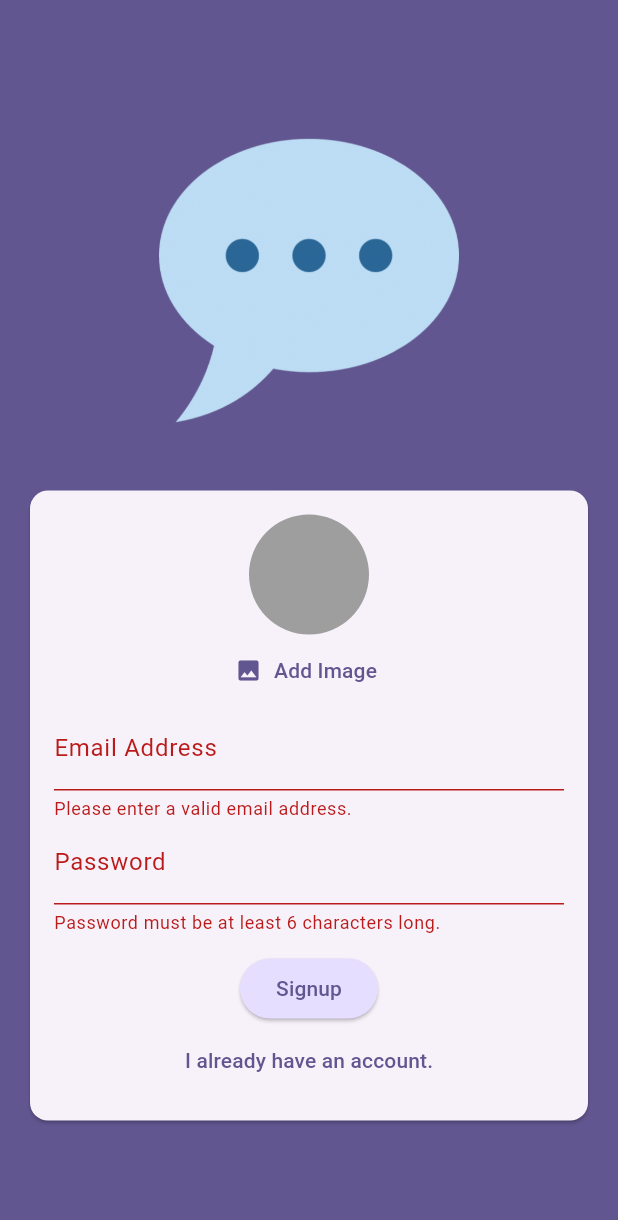
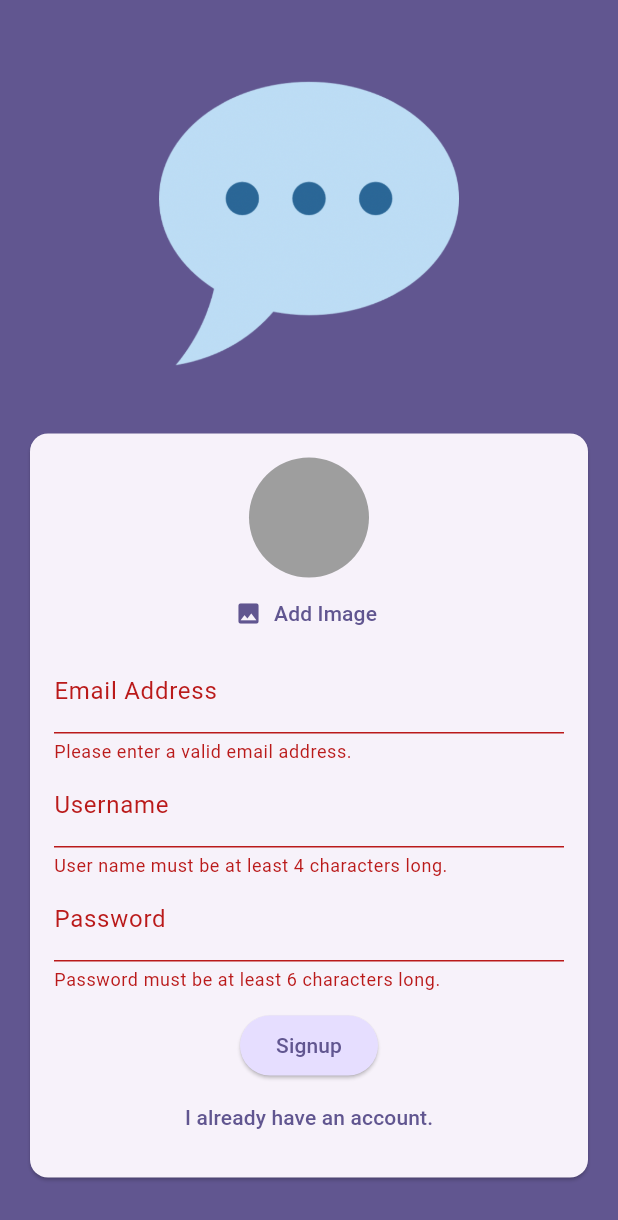
Before and after one commit to william-kung/flutter_chat_app, a Flutter app: the screen it shows after launch, after a tap on "Login", after a tap on "Create an account", after a tap on "Signup", on a phone screen of 412 x 824 dp. Shown: the top 1220 px of the screen. Run offline on Flutter 3.47's test engine with Material 3 defaults, Android fonts, the phone set to English and light mode, and no system bars; our stand-ins replace cloud_firestore, firebase_auth, firebase_core, firebase_storage, image_picker; accounts and stored records are empty.

Commit message:
add username in signup form

```diff
--- a/lib/screens/auth.dart
+++ b/lib/screens/auth.dart
@@ -22,6 +22,7 @@ class _AuthScreenState extends State<AuthScreen> {
 
   var _isLogin = true;
   var _enteredEmail = '';
+  var _enteredUsername = '';
   var _enteredPassword = '';
   File? _selectedImage;
   var _isAuthenticating = false;
@@ -59,7 +60,7 @@ class _AuthScreenState extends State<AuthScreen> {
         .collection('users')
         .doc(userCredentials.user!.uid)
         .set({
-          'username': 'to be done',
+          'username': _enteredUsername,
           'email': _enteredEmail,
           'image_url': imageUrl,
         });
@@ -128,6 +129,20 @@ class _AuthScreenState extends State<AuthScreen> {
                               _enteredEmail = value!;
                             }
                           ),
+                          if (!_isLogin)
+                            TextFormField(
+                              validator:(value) {
+                                if (value == null || value.isEmpty || value.trim().length < 4) {
+                                  return 'User name must be at least 4 characters long.';
+                                }
+                                return null;
+                              },
+                              decoration: const InputDecoration(labelText: 'Username'),
+                              enableSuggestions: false,
+                              onSaved: (value) {
+                                _enteredUsername = value!;
+                              },
+                            ),
                           TextFormField(
                             decoration: const InputDecoration(
                               labelText: 'Password',
```
